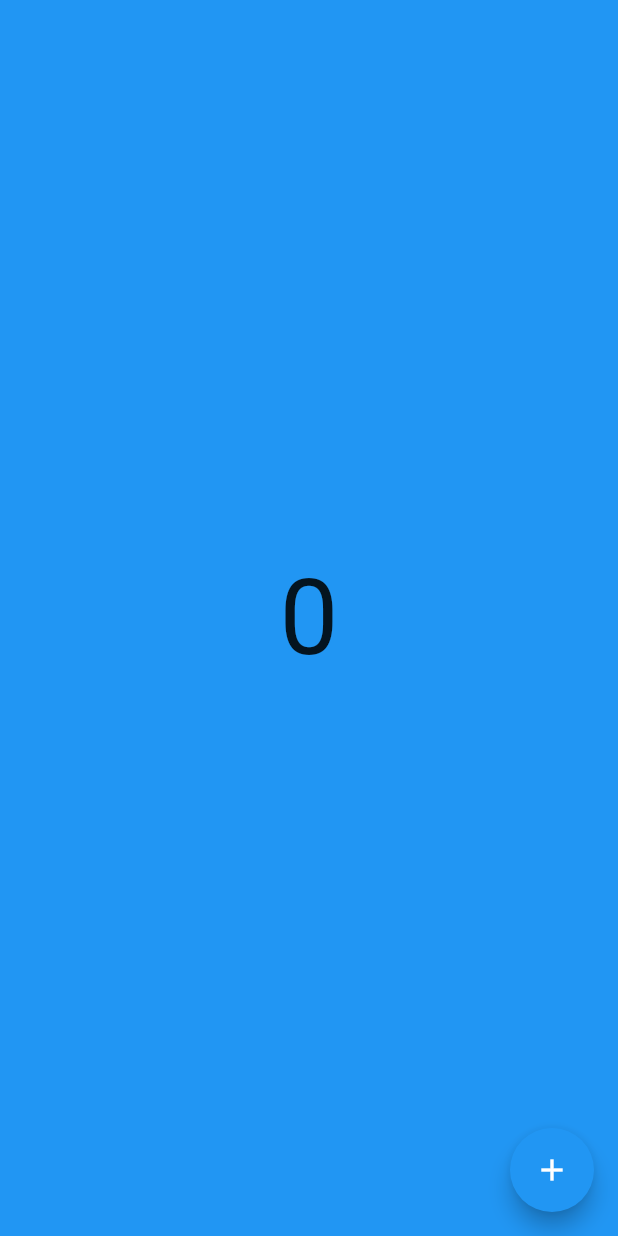
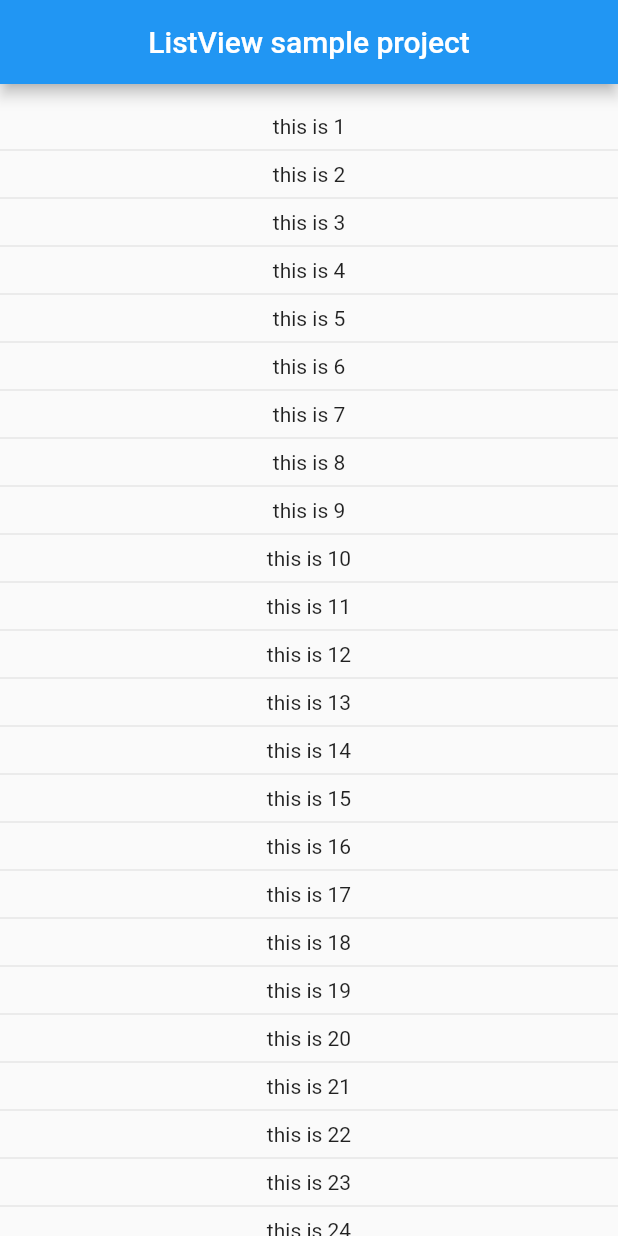
Before and after one commit to hilalsidhic/flutter_basics, a Flutter app: the screen it shows after launch, on a phone screen of 412 x 824 dp. Run offline on Flutter 3.47's test engine with Material 2 defaults, Android fonts, the phone set to English and light mode, and no system bars.

Commit message:
list view added

```diff
--- /dev/null
+++ b/lib/listviewhome.dart
@@ -0,0 +1,29 @@
+import 'package:flutter/material.dart';
+import 'package:flutter/widgets.dart';
+
+class listViewer extends StatelessWidget {
+  const listViewer ({ Key? key }) : super(key: key);
+
+  @override
+  Widget build(BuildContext context) {
+    return Scaffold(
+      appBar: AppBar(
+        title:const Center(child: Text("ListView sample project")),
+      ),
+      body: SafeArea(
+        child:Padding(
+          padding: const EdgeInsets.only(top: 20),
+          child: ListView(
+            children: List.generate(100, (index){return Column(
+              children: [
+                Text('this is ${index+1}'),
+                const Divider(),
+              ],
+
+            );}),
+          ),
+        ),
+        ),
+    );
+  }
+}
--- a/lib/main.dart
+++ b/lib/main.dart
@@ -1,4 +1,5 @@
 import 'package:flutter/material.dart';
+import 'package:sample_flutter/listviewhome.dart';
 import 'package:sample_flutter/screen_home.dart';
 
 void main(List<String> args) {
@@ -13,7 +14,7 @@ class MyApp extends StatelessWidget {
       theme:ThemeData(
         primarySwatch: Colors.blue,
       ),
-      home: ScreenHome(),
+      home: listViewer(),
     );
   }
 }
```
